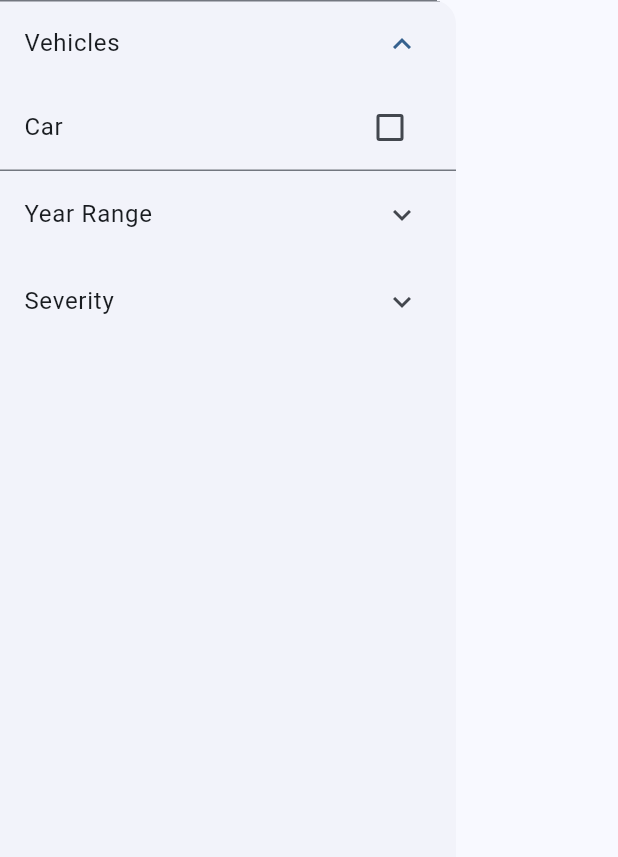
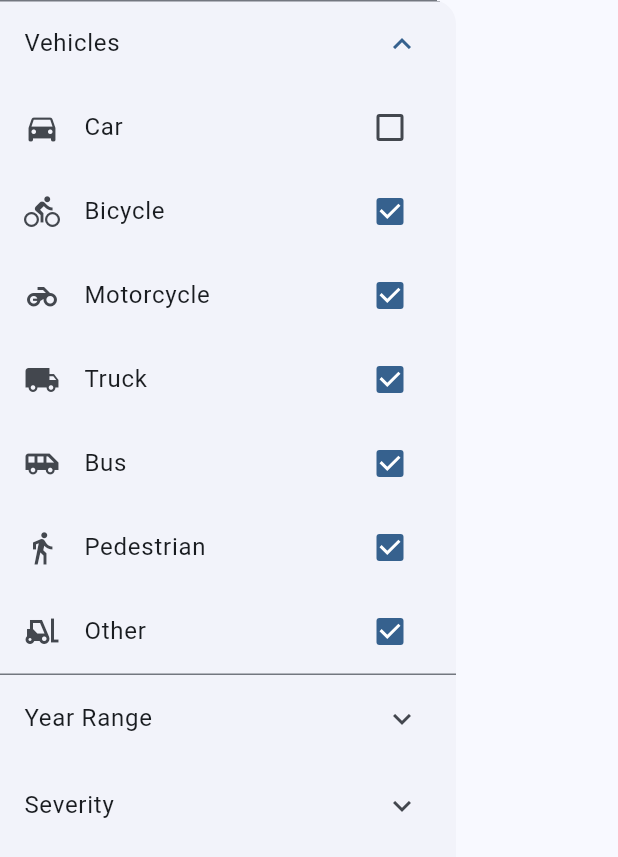
Before and after one commit to yetanothercarbot/crashmap_app, a Flutter app: the FilterDrawer widget shown alone on an empty page, opened directly, after a tap on "Vehicles", after a tap on "Car", on a phone screen of 412 x 824 dp. Shown: the top 857 px of the screen. Run offline on Flutter 3.47's test engine with Material 2 defaults, Android fonts, the phone set to English and light mode, and no system bars; our stand-ins replace flutter_map, latlong2.

Commit message:
Add vehicle types

```diff
--- a/lib/api.dart
+++ b/lib/api.dart
@@ -95,7 +95,15 @@
 class ApiRequest {
   // So far used:
   List<List<double?>> corners = [];
-  List<String> vehicleTypes = [];
+  List<String> vehicleTypes = [
+    'car',
+    'motorcycle',
+    'truck',
+    'bus',
+    'bicycle',
+    'pedestrian',
+    'other'
+  ];
   List<int> yearRange = [];
   List<CrashSeverity> severity = [];
   // So far unused:
@@ -106,7 +114,7 @@
     return vehicleTypes.contains(veh);
   }
 
-  void selectVehicle(String veh, [bool newState = true]) {
+  void selectVehicle(String veh, bool newState) {
     if (newState && !isVehicleSelected(veh)) {
       vehicleTypes.add(veh);
     } else if (!newState && isVehicleSelected(veh)) {
--- a/lib/main.dart
+++ b/lib/main.dart
@@ -34,4 +34,10 @@
   MainAppState() {
     // response = api.fetch(request);
   }
+
+  void selectVehicle(String veh, [bool? newState]) {
+    newState ??= true;
+    request.selectVehicle(veh, newState);
+    notifyListeners();
+  }
 }
--- a/lib/ui.dart
+++ b/lib/ui.dart
@@ -71,18 +71,64 @@
 class _FilterDrawerState extends State<FilterDrawer> {
   @override
   Widget build(BuildContext context) {
-    var request = context.watch<MainAppState>().request;
+    final state = context.watch<MainAppState>();
+
     return Drawer(
       child: SafeArea(
           child: ListView(
         children: [
           ExpansionTile(
-            title: Text('Vehicles'),
+            title: const Text('Vehicles'),
             children: [
               CheckboxListTile(
-                  value: request.isVehicleSelected('car'),
+                  value: state.request.isVehicleSelected('car'),
                   title: const Text('Car'),
-                  onChanged: (bool? value) {})
+                  secondary: const Icon(Icons.directions_car),
+                  onChanged: (bool? value) {
+                    state.selectVehicle('car', value);
+                  }),
+              CheckboxListTile(
+                  value: state.request.isVehicleSelected('bicycle'),
+                  title: const Text('Bicycle'),
+                  secondary: const Icon(Icons.directions_bike),
+                  onChanged: (bool? value) {
+                    state.selectVehicle('bicycle', value);
+                  }),
+              CheckboxListTile(
+                  value: state.request.isVehicleSelected('motorcycle'),
+                  title: const Text('Motorcycle'),
+                  secondary: const Icon(Icons.motorcycle),
+                  onChanged: (bool? value) {
+                    state.selectVehicle('motorcycle', value);
+                  }),
+              CheckboxListTile(
+                  value: state.request.isVehicleSelected('truck'),
+                  title: const Text('Truck'),
+                  secondary: const Icon(Icons.local_shipping),
+                  onChanged: (bool? value) {
+                    state.selectVehicle('truck', value);
+                  }),
+              CheckboxListTile(
+                  value: state.request.isVehicleSelected('bus'),
+                  title: const Text('Bus'),
+                  secondary: const Icon(Icons.airport_shuttle),
+                  onChanged: (bool? value) {
+                    state.selectVehicle('bus', value);
+                  }),
+              CheckboxListTile(
+                  value: state.request.isVehicleSelected('pedestrian'),
+                  title: const Text('Pedestrian'),
+                  secondary: const Icon(Icons.directions_walk),
+                  onChanged: (bool? value) {
+                    state.selectVehicle('pedestrian', value);
+                  }),
+              CheckboxListTile(
+                  value: state.request.isVehicleSelected('other'),
+                  title: const Text('Other'),
+                  secondary: const Icon(Icons.forklift),
+                  onChanged: (bool? value) {
+                    state.selectVehicle('other', value);
+                  }),
             ],
           ),
           ExpansionTile(title: Text('Year Range')),
```
